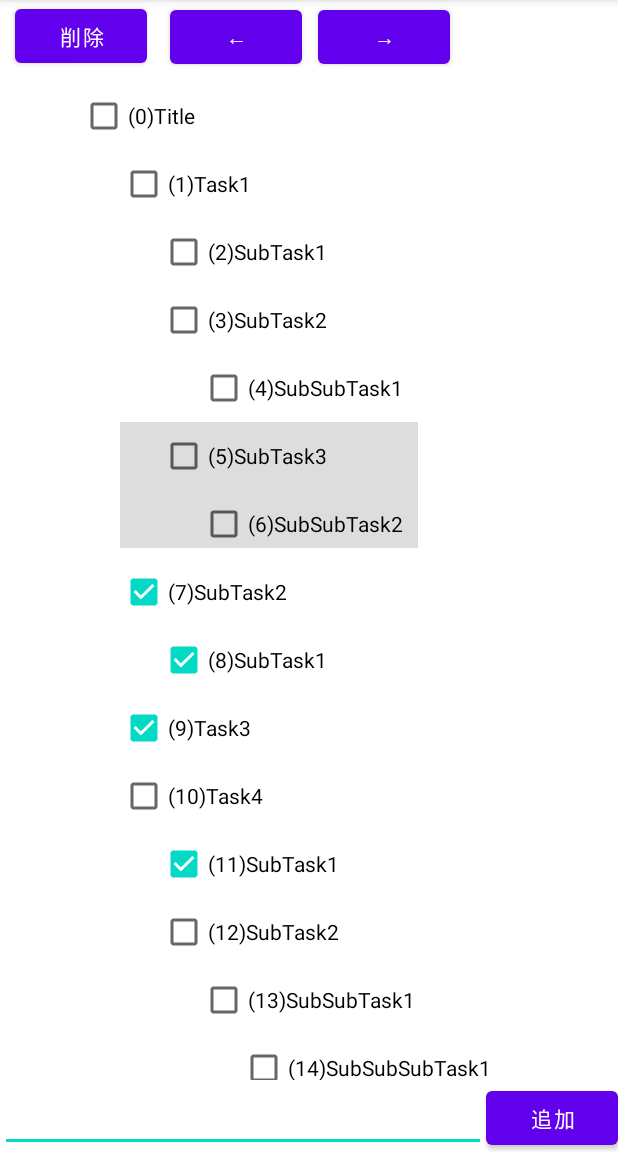
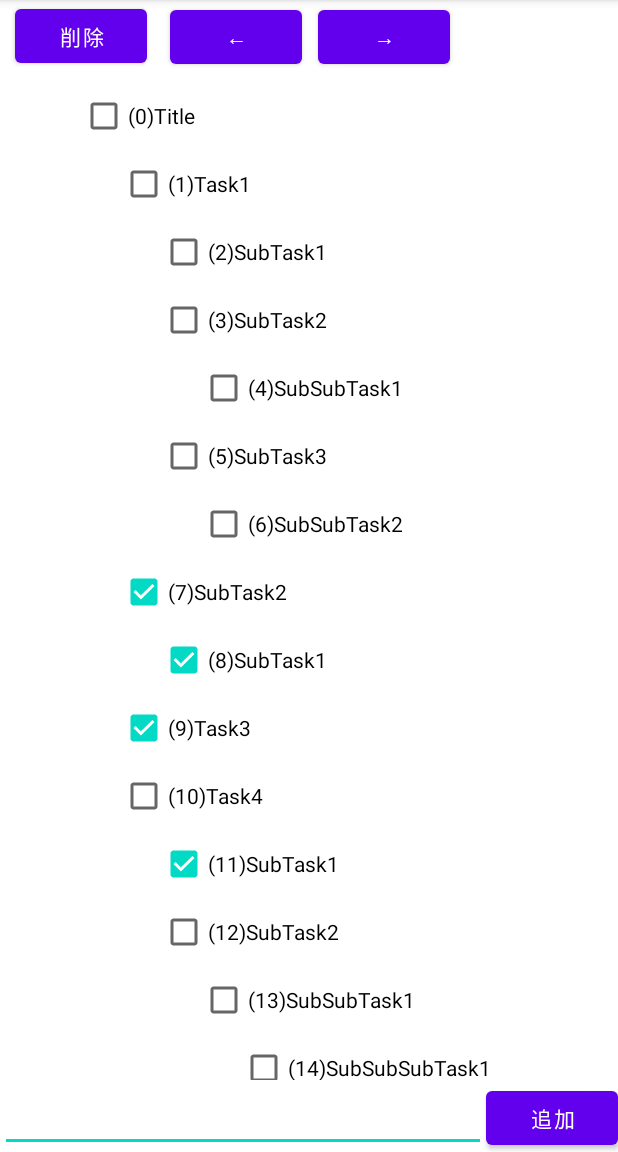
Before and after one commit to kouheisatou/IndentTasks, an Android app: the screen it shows after launch (MainActivity), on a phone screen of 412 x 824 dp, the part 84-1236 px from its top. Run offline under Robolectric (Android 15) with nearby library versions, the phone set to English and light mode, and no system bars.

Commit message:
単一選択機能実装

```diff
--- a/app/src/main/java/com/KHsoftware/IndentTasks/MainActivity.kt
+++ b/app/src/main/java/com/KHsoftware/IndentTasks/MainActivity.kt
@@ -43,7 +43,10 @@ class MainActivity : AppCompatActivity() {
 
         Log.d("exportText", MasterTask.export())
 
-        MasterTask.selectAt(5)
+        MasterTask.selectAt(5, true)
+        MasterTask.unselectAll()
+        Log.d("findTaskById", MasterTask.findTaskById(5)?.contents.toString())
+
 
 
 
--- a/app/src/main/java/com/KHsoftware/IndentTasks/MasterTask.kt
+++ b/app/src/main/java/com/KHsoftware/IndentTasks/MasterTask.kt
@@ -17,4 +17,6 @@ object MasterTask: Task(false, "", mutableListOf(), 0){
         }
         return result
     }
+
+
 }
--- a/app/src/main/java/com/KHsoftware/IndentTasks/Task.kt
+++ b/app/src/main/java/com/KHsoftware/IndentTasks/Task.kt
@@ -19,8 +19,8 @@ open class Task(var done: Boolean, var contents: String, val subTasks: MutableLi
 
     /** このタスクの選択状態 **/
     var selected = false
-    /** 1つ上の階層のタスクの選択状態 **/
-    var parentSelected = false
+//    /** 1つ上の階層のタスクの選択状態 **/
+//    var parentSelected = false
     /** このタスクを親とする階層全体の線形レイアウトView **/
     lateinit var subtaskLinearLayout: LinearLayout
     /** このタスクのチェックボックスView **/
@@ -30,12 +30,69 @@ open class Task(var done: Boolean, var contents: String, val subTasks: MutableLi
 
     open fun generateId() = ++MasterTask.taskNum
 
-    fun selectAt(id: Int){
+    /**
+     * 指定したIDのタスクとそのサブタスクを選択する
+     * @param id 選択するタスクのID
+     * @param select true:選択, false:選択解除
+     */
+    fun selectAt(id: Int, select: Boolean){
         if(id == this.id){
-            selectThis()
+
+            // 選択状態をリセット
+            MasterTask.unselectAll()
+
+            // マスタータスクに選択されたタスクを保持、選択が解除された場合はnullを代入
+            MasterTask.selectedTask = if(select){this}else{null}
+            this.selected = select
+            Log.d("selected", MasterTask.selectedTask?.id.toString())
+
+            // 選択されたタスクに色を付ける
+            val color = if(select){ "#DDDDDD" }else{ "#FFFFFF" }
+            this.subtaskLinearLayout.setBackgroundColor(Color.parseColor(color))
+
+            // 選択されたタスクのサブタスクを全て選択する
+            for(task in subTasks){
+                task.makeAllSubtaskSelected(select)
+                // サブタスクが選択された時に色を付ける
+                task.subtaskLinearLayout.setBackgroundColor(Color.parseColor(color))
+            }
+
+        }else{
+            // このタスクのIDが指定したIDと一致しない場合、サブタスクのIDも検索する
+            for(i in subTasks){
+                i.selectAt(id, select)
+            }
         }
-        for(i in subTasks){
-            i.selectAt(id)
+    }
+
+    fun unselectAll(){
+        val color = Color.parseColor("#FFFFFF")
+        MasterTask.selectedTask?.subtaskLinearLayout?.setBackgroundColor(color)
+
+        for(task in subTasks){
+            task.subtaskLinearLayout.setBackgroundColor(color)
+            task.selected = false
+            task.unselectAll()
+        }
+
+        this.selected = false
+        MasterTask.selectedTask = null
+
+        Log.d("selected", MasterTask.selectedTask?.id.toString())
+
+    }
+
+    /**
+     * このタスクが持つサブタスク全てを選択または選択解除する
+     * @param select true:選択, false:選択解除
+     */
+    fun makeAllSubtaskSelected(select: Boolean){
+
+        // このタスクが持つサブタスクを全て選択済みにする
+        for(task in subTasks){
+            task.subtaskLinearLayout.setBackgroundColor(Color.parseColor(if(select){ "#DDDDDD" }else{ "#FFFFFF" }))
+            // サブタスクの持つサブサブタスクを全て選択状態/選択解除状態にする
+            task.makeAllSubtaskSelected(select)
         }
     }
 
@@ -65,26 +122,39 @@ open class Task(var done: Boolean, var contents: String, val subTasks: MutableLi
         }
     }
 
-    fun selectThis(){
-        selected = true
-        subtaskLinearLayout.setBackgroundColor(Color.parseColor("#DDDDDD"))
-        MasterTask.selectedTask = this
-        for(i in subTasks){
-            i.parentSelected = true
-            i.selectThis()
-            i.subtaskLinearLayout.setBackgroundColor(Color.parseColor("#DDDDDD"))
-        }
-    }
-    fun unselectThis(){
-        selected = false
-        subtaskLinearLayout.setBackgroundColor(Color.parseColor("#FFFFFF"))
-        MasterTask.selectedTask = null
-        for(i in subTasks){
-            i.parentSelected = false
-            i.unselectThis()
-            i.subtaskLinearLayout.setBackgroundColor(Color.parseColor("#FFFFFF"))
-        }
-    }
+    /**
+     * このタスクを選択するか、選択を解除するか
+     * @param select true:選択, false:選択解除
+     */
+//    fun selectThis(select: Boolean, parentSelected: Boolean){
+//
+//        // 以前に選択していたタスクの選択解除
+//        MasterTask.unselectAll()
+//        if(select){
+//            // 新規に選択したタスクを選択中としてマスタータスクで保持
+//            MasterTask.selectedTask = this
+//            this.selected = select
+//        }
+//        else{
+//            // このタスクは選択されていないが、このタスクより上の階層のタスクで選択されている場合は、MasterTask.selectedTaskを変更しない
+//            if(!parentSelected){
+//                MasterTask.selectedTask = null
+//            }
+//        }
+//
+//        Log.d("selected", MasterTask.selectedTask?.id.toString())
+//
+//        // 選択されたタスクに色を付ける
+//        val color = if(select || parentSelected){ "#DDDDDD" }else{ "#FFFFFF" }
+//        subtaskLinearLayout.setBackgroundColor(Color.parseColor(color))
+//
+//        // サブタスクを選択状態を更新
+//        for(i in subTasks){
+//            i.selected = select
+//            i.selectThis(select = false, parentSelected = true)
+//            i.subtaskLinearLayout.setBackgroundColor(Color.parseColor(color))
+//        }
+//    }
 
     /**
      * 自動的に適切な階層の一番最後へタスクを追加する
@@ -156,13 +226,7 @@ open class Task(var done: Boolean, var contents: String, val subTasks: MutableLi
         chk.isChecked = done
         chk.text = "($id)$contents"
         chk.setOnLongClickListener(){
-            if(!parentSelected){
-                if(selected){
-                    unselectThis()
-                }else{
-                    selectThis()
-                }
-            }
+            selectAt(this.id, !selected)
             true
         }
 
```
